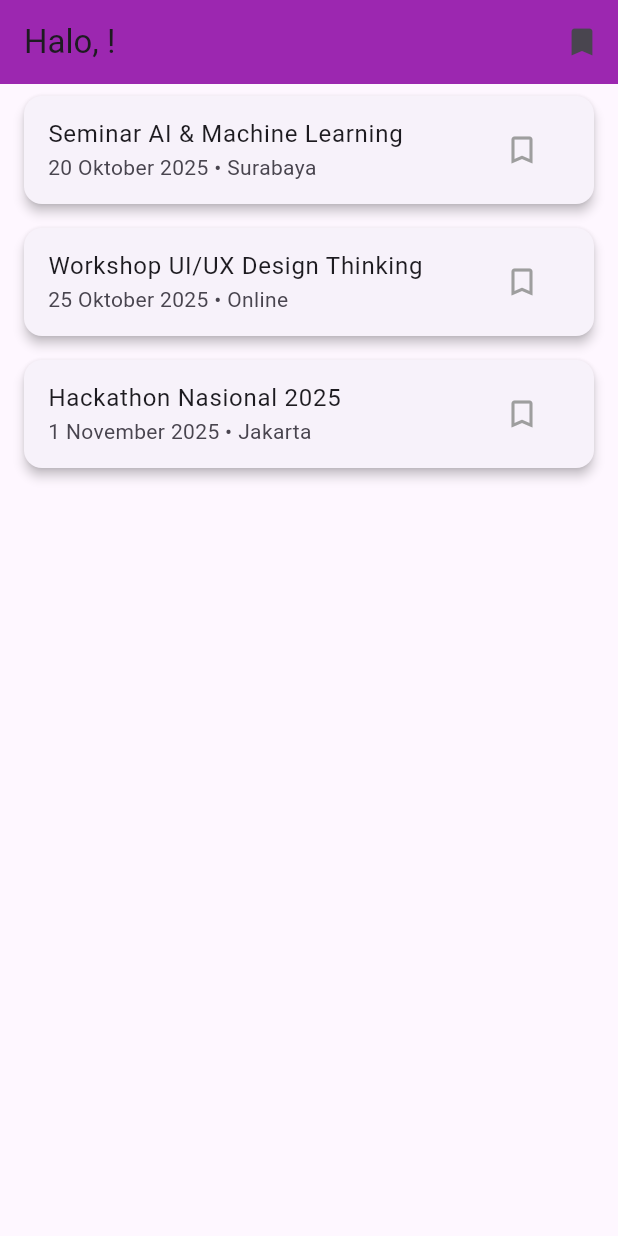
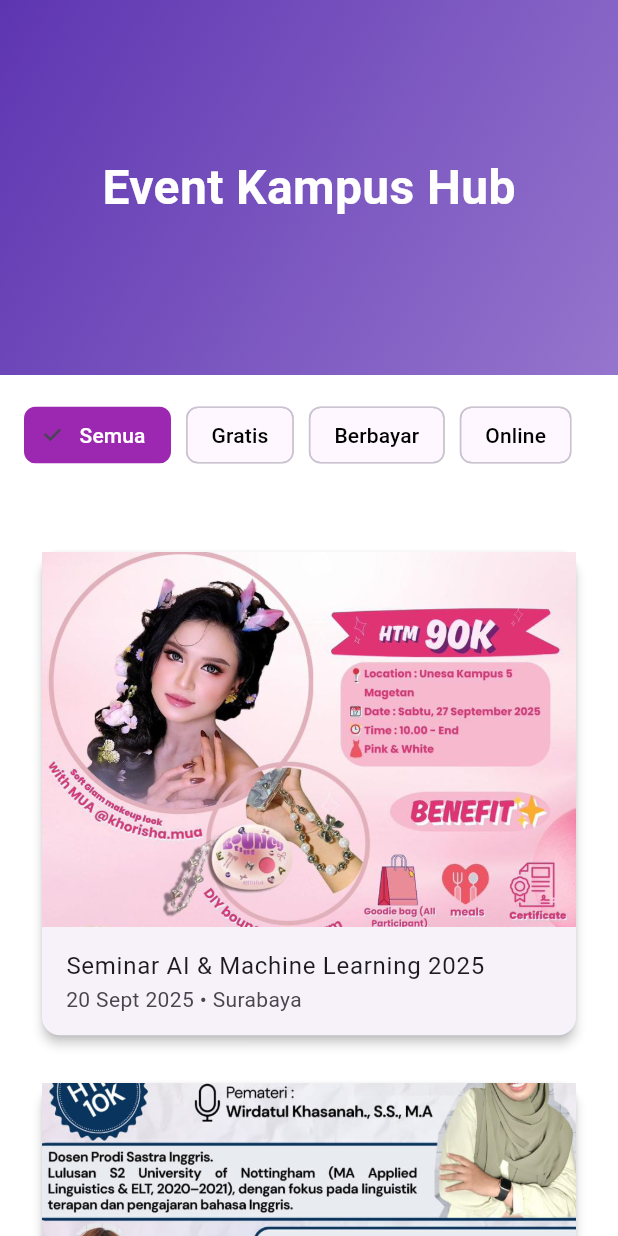
Before and after one commit to SARAHAMAYLIA/flutter_application_2, a Flutter app: the DashboardUserPage screen opened directly with empty values, on a phone screen of 412 x 824 dp. Run offline on Flutter 3.47's test engine with Material 3 defaults, Android fonts, the phone set to English and light mode, and no system bars; our stand-ins replace device_info_plus, getwidget, shared_preferences; accounts and stored records are empty.

Commit message:
mengembalikan userpage tanpa bookmark

```diff
--- a/lib/main.dart
+++ b/lib/main.dart
@@ -26,7 +26,7 @@ class MyApp extends StatelessWidget {
       routes: {
         '/dashboard-user': (context) {
           final user = ModalRoute.of(context)!.settings.arguments as User;
-          return UserPage(user: user);
+          return DashboardUserPage(user: user);
         },
         '/tips-user': (context) {
           final user = ModalRoute.of(context)!.settings.arguments as User;
--- a/lib/views/dashboard/user_page.dart
+++ b/lib/views/dashboard/user_page.dart
@@ -1,12 +1,8 @@
-import 'dart:convert';
 import 'package:flutter/material.dart';
-import 'package:shared_preferences/shared_preferences.dart';
 import '../../models/user_model.dart';
-import '../../models/event_model.dart';
-import 'bookmark_user.dart';
+import '../../widgets/navbar_user.dart';
 
 class DashboardUserPage extends StatefulWidget {
-
   final User user;
   const DashboardUserPage({super.key, required this.user});
 
@@ -15,117 +11,226 @@ class DashboardUserPage extends StatefulWidget {
 }
 
 class _DashboardUserPageState extends State<DashboardUserPage> {
-  List<EventModel> events = [
-    EventModel(
-      judul: "Seminar AI & Machine Learning",
-      deskripsi: "Membahas perkembangan AI terkini.",
-      tanggal: "20 Oktober 2025",
-      lokasi: "Surabaya",
-    ),
-    EventModel(
-      judul: "Workshop UI/UX Design Thinking",
-      deskripsi: "Belajar membangun pengalaman pengguna modern.",
-      tanggal: "25 Oktober 2025",
-      lokasi: "Online",
-    ),
-    EventModel(
-      judul: "Hackathon Nasional 2025",
-      deskripsi: "Kompetisi inovasi digital skala nasional.",
-      tanggal: "1 November 2025",
-      lokasi: "Jakarta",
-    ),
+  String _selectedCategory = "Semua Kategori";
+  String _selectedLocation = "Semua Lokasi";
+  String _selectedType = "Semua";
+  String _searchQuery = "";
+
+  final List<String> _categories = [
+    "Semua Kategori",
+    "Teknologi",
+    "Seni & Budaya",
+    "Olahraga",
+    "Akademik",
+    "Bisnis",
   ];
 
-  List<EventModel> bookmarkedEvents = [];
+  final List<String> _locations = [
+    "Semua Lokasi",
+    "Surabaya",
+    "Jakarta",
+    "Bandung",
+    "Yogyakarta",
+    "Online",
+  ];
+
+  final List<Map<String, dynamic>> _events = [
+    {
+      "id": 1,
+      "title": "Seminar AI & Machine Learning 2025",
+      "category": "Teknologi",
+      "date": "20 Sept 2025",
+      "location": "Surabaya",
+      "type": "Gratis",
+      "isOnline": false,
+      "registered": false,
+      "imagePath": "assets/images/event1.png",
+      "organizer": "UNESA Tech Community",
+      "quota": "50 peserta",
+    },
+    {
+      "id": 2,
+      "title": "Workshop UI/UX Design Thinking",
+      "category": "Teknologi",
+      "date": "25 Sept 2025",
+      "location": "Online",
+      "type": "Berbayar",
+      "isOnline": true,
+      "registered": false,
+      "imagePath": "assets/images/event2.png",
+      "organizer": "Design Club UNESA",
+      "quota": "100 peserta",
+    },
+    {
+      "id": 3,
+      "title": "Lomba Startup Digital Competition",
+      "category": "Bisnis",
+      "date": "30 Sept 2025",
+      "location": "Jakarta",
+      "type": "Berbayar",
+      "isOnline": false,
+      "registered": false,
+      "imagePath": "assets/images/event3.png",
+      "organizer": "Indonesia Startup Hub",
+      "quota": "30 tim",
+    },
+    {
+      "id": 4,
+      "title": "Festival Seni Kampus 2025",
+      "category": "Seni & Budaya",
+      "date": "5 Okt 2025",
+      "location": "Surabaya",
+      "type": "Gratis",
+      "isOnline": false,
+      "registered": false,
+      "imagePath": "assets/images/event4.png",
+      "organizer": "Kesenian UNESA",
+      "quota": "Unlimited",
+    },
+    {
+      "id": 5,
+      "title": "Turnamen Futsal Antar Fakultas",
+      "category": "Olahraga",
+      "date": "10 Okt 2025",
+      "location": "Surabaya",
+      "type": "Gratis",
+      "isOnline": false,
+      "registered": false,
+      "imagePath": "assets/images/event5.png",
+      "organizer": "BEM UNESA",
+      "quota": "16 tim",
+    },
+  ];
+
+  List<Map<String, dynamic>> get filteredEvents {
+    return _events.where((event) {
+      bool matchCategory = _selectedCategory == "Semua Kategori" ||
+          event["category"] == _selectedCategory;
+      bool matchLocation = _selectedLocation == "Semua Lokasi" ||
+          event["location"] == _selectedLocation;
+      bool matchType = _selectedType == "Semua" ||
+          (_selectedType == "Gratis" && event["type"] == "Gratis") ||
+          (_selectedType == "Berbayar" && event["type"] == "Berbayar") ||
+          (_selectedType == "Online" && event["isOnline"] == true);
+      bool matchSearch = _searchQuery.isEmpty ||
+          event["title"]
+              .toString()
+              .toLowerCase()
+              .contains(_searchQuery.toLowerCase());
+
+      return matchCategory && matchLocation && matchType && matchSearch;
+    }).toList();
+  }
 
   @override
-  void initState() {
-    super.initState();
-    _loadBookmarks();
+  Widget build(BuildContext context) {
+    final screenWidth = MediaQuery.of(context).size.width;
+    final isDesktop = screenWidth > 1024;
+    final isTablet = screenWidth > 600 && screenWidth <= 1024;
+    final horizontalPadding = isDesktop ? 60.0 : (isTablet ? 40.0 : 20.0);
+
+    return Scaffold(
+      backgroundColor: Colors.white,
+      body: CustomScrollView(
+        physics: const BouncingScrollPhysics(),
+        slivers: [
+          SliverToBoxAdapter(child: _buildHeroSection()),
+          SliverToBoxAdapter(child: _buildFilterChips()),
+          SliverPadding(
+            padding: EdgeInsets.symmetric(
+              horizontal: horizontalPadding,
+              vertical: 30,
+            ),
+            sliver: SliverGrid(
+              gridDelegate: SliverGridDelegateWithMaxCrossAxisExtent(
+                maxCrossAxisExtent:
+                    isDesktop ? 350 : (isTablet ? 300 : double.infinity),
+                mainAxisSpacing: isDesktop ? 20 : 16,
+                crossAxisSpacing: isDesktop ? 20 : 16,
+                childAspectRatio: isDesktop ? 0.75 : (isTablet ? 0.75 : 1.1),
+              ),
+              delegate: SliverChildBuilderDelegate(
+                (context, index) {
+                  return _buildEventCard(filteredEvents[index]);
+                },
+                childCount: filteredEvents.length,
+              ),
+            ),
+          ),
+        ],
+      ),
+    );
   }
 
-  Future<void> _loadBookmarks() async {
-    final prefs = await SharedPreferences.getInstance();
-    final String? jsonString = prefs.getString('bookmarked_events');
-
-    if (jsonString != null) {
-      final List decoded = jsonDecode(jsonString);
-      setState(() {
-        bookmarkedEvents =
-            decoded.map((e) => EventModel.fromMap(Map<String, dynamic>.from(e))).toList();
-      });
-    }
-  }
-
-  Future<void> _saveBookmarks() async {
-    final prefs = await SharedPreferences.getInstance();
-    final String jsonString =
-        jsonEncode(bookmarkedEvents.map((e) => e.toMap()).toList());
-    await prefs.setString('bookmarked_events', jsonString);
-  }
-
-  void toggleBookmark(EventModel event) {
-    setState(() {
-      if (bookmarkedEvents.any((e) => e.judul == event.judul)) {
-        bookmarkedEvents.removeWhere((e) => e.judul == event.judul);
-      } else {
-        bookmarkedEvents.add(event);
-      }
-    });
-    _saveBookmarks();
-  }
-
-  void goToBookmarks() {
-    Navigator.push(
-      context,
-      MaterialPageRoute(
-        builder: (context) => BookmarkUserPage(
-          user: widget.user,
-          bookmarkedEvents: bookmarkedEvents,
-          onRemove: (event) {
-            toggleBookmark(event);
-          },
+  Widget _buildHeroSection() {
+    return Container(
+      height: 250,
+      decoration: const BoxDecoration(
+        gradient: LinearGradient(
+          colors: [Color(0xFF5E35B1), Color(0xFF9575CD)],
+          begin: Alignment.topLeft,
+          end: Alignment.bottomRight,
+        ),
+      ),
+      child: const Center(
+        child: Text(
+          'Event Kampus Hub',
+          style: TextStyle(
+            color: Colors.white,
+            fontSize: 32,
+            fontWeight: FontWeight.bold,
+          ),
         ),
       ),
     );
   }
 
-  @override
-  Widget build(BuildContext context) {
-    return Scaffold(
-      appBar: AppBar(
-        title: Text("Halo, ${widget.user.name}!"),
-        backgroundColor: Colors.purple,
-        actions: [
-          IconButton(
-            icon: const Icon(Icons.bookmark),
-            onPressed: goToBookmarks,
+  Widget _buildFilterChips() {
+    final filters = ["Semua", "Gratis", "Berbayar", "Online"];
+
+    return Padding(
+      padding: const EdgeInsets.all(16.0),
+      child: Wrap(
+        spacing: 10,
+        children: filters.map((filter) {
+          bool selected = _selectedType == filter;
+          return ChoiceChip(
+            label: Text(filter),
+            selected: selected,
+            selectedColor: Colors.purple,
+            labelStyle: TextStyle(
+              color: selected ? Colors.white : Colors.black,
+            ),
+            onSelected: (value) {
+              setState(() {
+                _selectedType = filter;
+              });
+            },
+          );
+        }).toList(),
+      ),
+    );
+  }
+
+  Widget _buildEventCard(Map<String, dynamic> event) {
+    return Card(
+      margin: const EdgeInsets.all(8),
+      elevation: 3,
+      shape: RoundedRectangleBorder(borderRadius: BorderRadius.circular(12)),
+      child: Column(
+        children: [
+          Expanded(
+            child: Image.asset(
+              event['imagePath'],
+              fit: BoxFit.cover,
+              width: double.infinity,
+            ),
+          ),
+          ListTile(
+            title: Text(event['title']),
+            subtitle: Text("${event['date']} • ${event['location']}"),
           ),
         ],
-      ),
-      body: ListView.builder(
-        itemCount: events.length,
-        itemBuilder: (context, index) {
-          final event = events[index];
-          final isBookmarked =
-              bookmarkedEvents.any((e) => e.judul == event.judul);
-
-          return Card(
-            margin: const EdgeInsets.symmetric(horizontal: 16, vertical: 8),
-            elevation: 3,
-            child: ListTile(
-              title: Text(event.judul),
-              subtitle: Text("${event.tanggal} • ${event.lokasi}"),
-              trailing: IconButton(
-                icon: Icon(
-                  isBookmarked ? Icons.bookmark : Icons.bookmark_border,
-                  color: isBookmarked ? Colors.purple : Colors.grey,
-                ),
-                onPressed: () => toggleBookmark(event),
-              ),
-            ),
-          );
-        },
       ),
     );
   }
```
